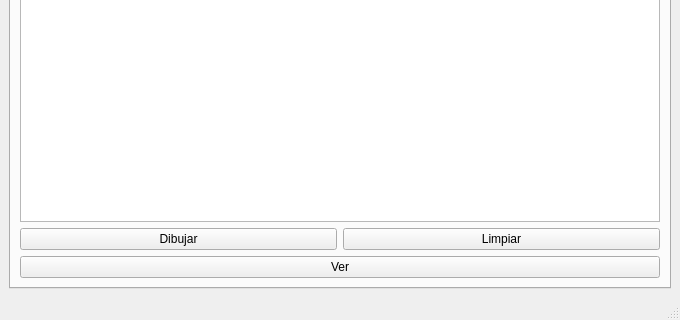
Qt form interfaz/mainwindow.ui (FelipeRamirezDev/Clase-Algoritmia) before a commit; both pictures show x 0 to 680 and y 439 to 759 of the 680 by 759 pixel window.
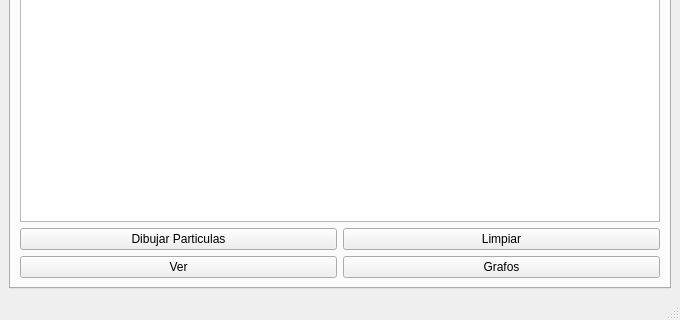
The same form after that commit. The open tabs and pages were chosen to show the change.

```diff
--- a/interfaz/mainwindow.ui
+++ b/interfaz/mainwindow.ui
@@ -436,11 +436,11 @@
            <cursorShape>PointingHandCursor</cursorShape>
           </property>
           <property name="text">
-           <string>Dibujar</string>
+           <string>Dibujar Particulas</string>
           </property>
          </widget>
         </item>
-        <item row="2" column="0" colspan="2">
+        <item row="2" column="0">
          <widget class="QPushButton" name="ver_pushButton">
           <property name="cursor">
            <cursorShape>PointingHandCursor</cursorShape>
@@ -450,6 +450,13 @@
           </property>
          </widget>
         </item>
+        <item row="2" column="1">
+         <widget class="QPushButton" name="grafos_pushButton">
+          <property name="text">
+           <string>Grafos</string>
+          </property>
+         </widget>
+        </item>
        </layout>
       </widget>
      </widget>
```
